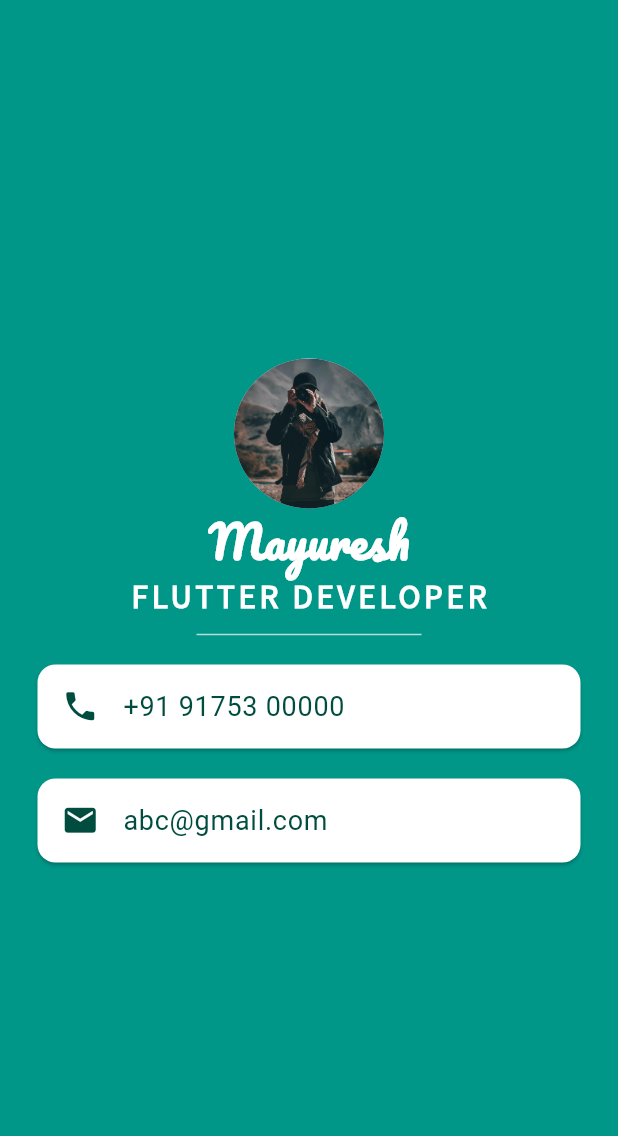
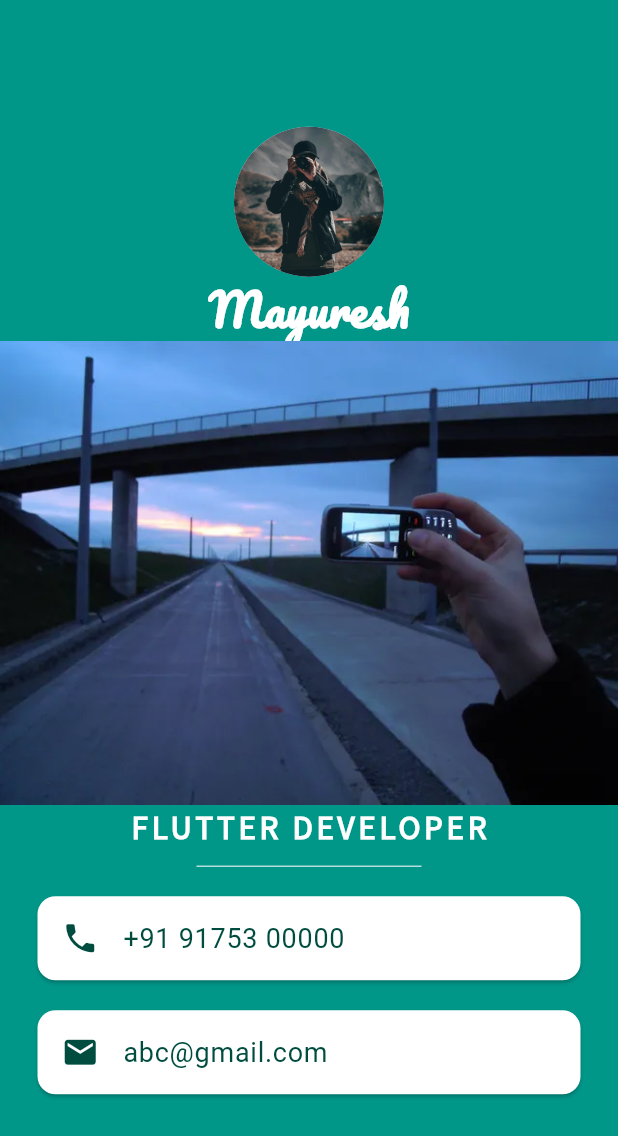
Before and after one commit to mayuresh-selldo/FlutterDart-Training, a Flutter app: the screen it shows after launch, on a phone screen of 412 x 824 dp. Shown: the top 1136 px of the screen. Run offline on Flutter 3.47's test engine with Material 3 defaults, Android fonts, the phone set to English and light mode, and no system bars.

```diff
--- a/Flutter Files/mi_card_project/lib/main.dart
+++ b/Flutter Files/mi_card_project/lib/main.dart
@@ -29,6 +29,7 @@ class MyApp extends StatelessWidget {
                   fontFamily: "Pacifico",
                 ),
               ),
+              Image.asset('images/xyz.webp'),
               Text(
                 "FLUTTER DEVELOPER",
                 style: TextStyle(
```
Also changed, not shown: Flutter Files/mi_card_project/images/xyz.webp (added).
